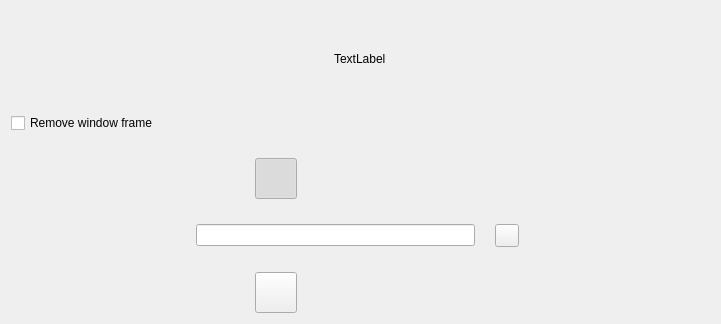
Above: src/cameraOne/QvkCameraOneOptions.ui from vkohaupt/vokoscreenNG before the change. Below: the same form after it.
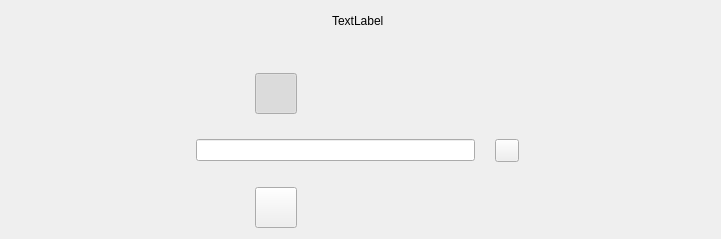
That is the form after the change. Icons and pictures are not drawn.

Commit message: X11 camera window

```diff
--- a/src/cameraOne/QvkCameraOneOptions.ui
+++ b/src/cameraOne/QvkCameraOneOptions.ui
@@ -7,7 +7,7 @@
     <x>0</x>
     <y>0</y>
     <width>721</width>
-    <height>324</height>
+    <height>239</height>
    </rect>
   </property>
   <property name="windowTitle">
@@ -19,84 +19,63 @@
   <layout class="QVBoxLayout" name="verticalLayout">
    <item>
     <layout class="QHBoxLayout" name="horizontalLayout">
-     <item alignment="Qt::AlignmentFlag::AlignHCenter">
+     <property name="rightMargin">
+      <number>6</number>
+     </property>
+     <item>
+      <spacer name="horizontalSpacer_4">
+       <property name="orientation">
+        <enum>Qt::Orientation::Horizontal</enum>
+       </property>
+       <property name="sizeHint" stdset="0">
+        <size>
+         <width>40</width>
+         <height>20</height>
+        </size>
+       </property>
+      </spacer>
+     </item>
+     <item>
       <widget class="QLabel" name="labelCameraOneOptions">
        <property name="text">
         <string notr="true">TextLabel</string>
        </property>
       </widget>
      </item>
+     <item>
+      <spacer name="horizontalSpacer_5">
+       <property name="orientation">
+        <enum>Qt::Orientation::Horizontal</enum>
+       </property>
+       <property name="sizeHint" stdset="0">
+        <size>
+         <width>40</width>
+         <height>20</height>
+        </size>
+       </property>
+      </spacer>
+     </item>
     </layout>
    </item>
+   <item>
+    <spacer name="verticalSpacer">
+     <property name="orientation">
+      <enum>Qt::Orientation::Vertical</enum>
+     </property>
+     <property name="sizeHint" stdset="0">
+      <size>
+       <width>20</width>
+       <height>30</height>
+      </size>
+     </property>
+    </spacer>
+   </item>
    <item>
     <layout class="QGridLayout" name="gridLayout">
      <property name="verticalSpacing">
       <number>25</number>
      </property>
      <item row="3" column="0">
-      <layout class="QHBoxLayout" name="horizontalLayout_69" stretch="2,3,0,2">
-       <property name="spacing">
-        <number>20</number>
-       </property>
-       <item>
-        <spacer name="horizontalSpacer_18">
-         <property name="orientation">
-          <enum>Qt::Orientation::Horizontal</enum>
-         </property>
-         <property name="sizeHint" stdset="0">
-          <size>
-           <width>40</width>
-           <height>20</height>
-          </size>
-         </property>
-        </spacer>
-       </item>
-       <item alignment="Qt::AlignmentFlag::AlignVCenter">
-        <widget class="QLineEdit" name="lineEditCameraTitel">
-         <property name="inputMask">
-          <string notr="true"/>
-         </property>
-         <property name="text">
-          <string notr="true"/>
-         </property>
-         <property name="alignment">
-          <set>Qt::AlignmentFlag::AlignCenter</set>
-         </property>
-         <property name="placeholderText">
-          <string notr="true"/>
-         </property>
-        </widget>
-       </item>
-       <item alignment="Qt::AlignmentFlag::AlignVCenter">
-        <widget class="QToolButton" name="toolButtonCameraTitelReset">
-         <property name="text">
-          <string notr="true"/>
-         </property>
-         <property name="icon">
-          <iconset resource="../screencast.qrc">
-           <normaloff>:/pictures/screencast/undo.png</normaloff>:/pictures/screencast/undo.png</iconset>
-         </property>
-         <property name="shortcut">
-          <string notr="true"/>
-         </property>
-        </widget>
-       </item>
-       <item>
-        <spacer name="horizontalSpacer_43">
-         <property name="orientation">
-          <enum>Qt::Orientation::Horizontal</enum>
-         </property>
-         <property name="sizeHint" stdset="0">
-          <size>
-           <width>40</width>
-           <height>20</height>
-          </size>
-         </property>
-        </spacer>
-       </item>
-      </layout>
-     </item>
-     <item row="4" column="0">
       <layout class="QHBoxLayout" name="horizontalLayout_17">
        <item>
         <spacer name="horizontalSpacer_3">
@@ -229,7 +208,7 @@
        </item>
       </layout>
      </item>
-     <item row="2" column="0" colspan="2">
+     <item row="1" column="0" colspan="2">
       <layout class="QHBoxLayout" name="horizontalLayout_65">
        <property name="rightMargin">
         <number>6</number>
@@ -381,17 +360,56 @@
        </item>
       </layout>
      </item>
-     <item row="1" column="0">
-      <layout class="QHBoxLayout" name="horizontalLayout_2">
+     <item row="2" column="0">
+      <layout class="QHBoxLayout" name="horizontalLayout_69" stretch="2,3,0,2">
+       <property name="spacing">
+        <number>20</number>
+       </property>
        <item>
-        <widget class="QCheckBox" name="checkBox_Frame_OnOff">
+        <spacer name="horizontalSpacer_18">
+         <property name="orientation">
+          <enum>Qt::Orientation::Horizontal</enum>
+         </property>
+         <property name="sizeHint" stdset="0">
+          <size>
+           <width>40</width>
+           <height>20</height>
+          </size>
+         </property>
+        </spacer>
+       </item>
+       <item alignment="Qt::AlignmentFlag::AlignVCenter">
+        <widget class="QLineEdit" name="lineEditCameraTitel">
+         <property name="inputMask">
+          <string notr="true"/>
+         </property>
          <property name="text">
-          <string>Remove window frame</string>
+          <string notr="true"/>
          </property>
+         <property name="alignment">
+          <set>Qt::AlignmentFlag::AlignCenter</set>
+         </property>
+         <property name="placeholderText">
+          <string notr="true"/>
+         </property>
         </widget>
        </item>
+       <item alignment="Qt::AlignmentFlag::AlignVCenter">
+        <widget class="QToolButton" name="toolButtonCameraTitelReset">
+         <property name="text">
+          <string notr="true"/>
+         </property>
+         <property name="icon">
+          <iconset resource="../screencast.qrc">
+           <normaloff>:/pictures/screencast/undo.png</normaloff>:/pictures/screencast/undo.png</iconset>
+         </property>
+         <property name="shortcut">
+          <string notr="true"/>
+         </property>
+        </widget>
+       </item>
        <item>
-        <spacer name="horizontalSpacer">
+        <spacer name="horizontalSpacer_43">
          <property name="orientation">
           <enum>Qt::Orientation::Horizontal</enum>
          </property>
```
The commit also changes 3 other files.
